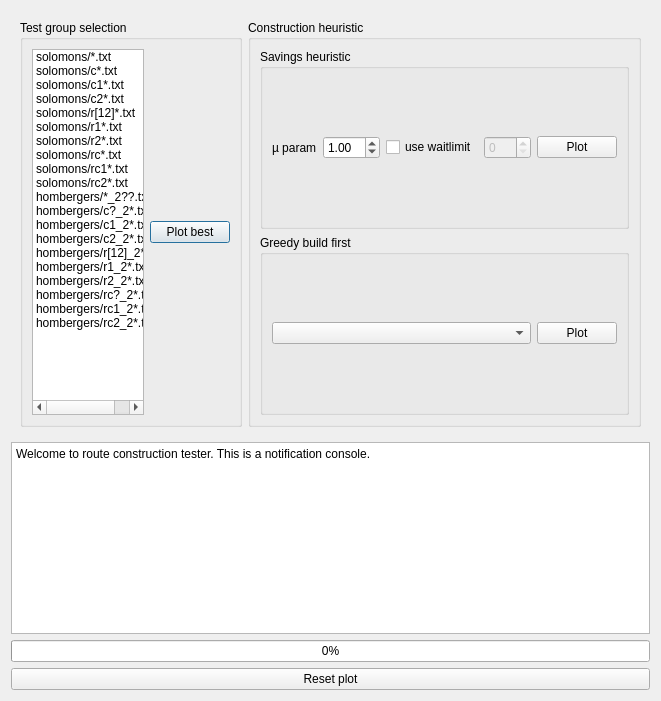
This is helper.ui in rubenlangius/pygrout as Qt 5 draws it before an edit. The edited form follows.
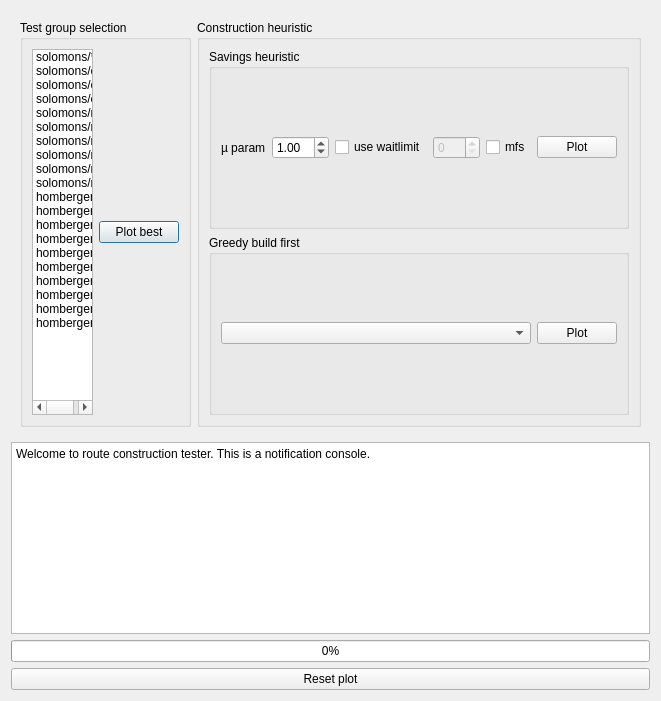
This is the edited form.

What changed in the file:
```diff
--- a/helper.ui
+++ b/helper.ui
@@ -210,6 +210,13 @@
               </property>
              </widget>
             </item>
+            <item>
+             <widget class="QCheckBox" name="mfs">
+              <property name="text">
+               <string>mfs</string>
+              </property>
+             </widget>
+            </item>
             <item>
              <widget class="QPushButton" name="update">
               <property name="text">
```
